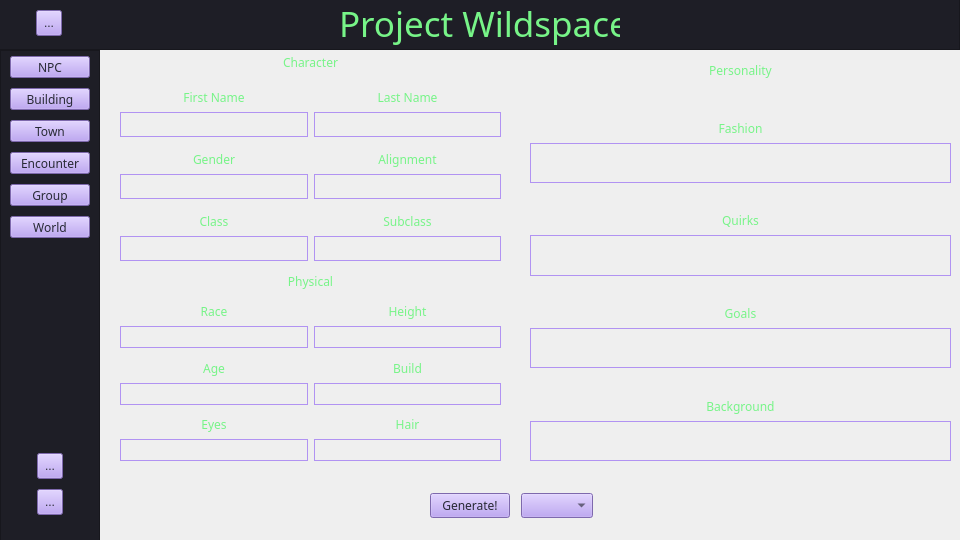
Before: the Qt Designer form projWildspace/form.ui in DVidal1205/ProjectWildspace, drawn with Qt 5.
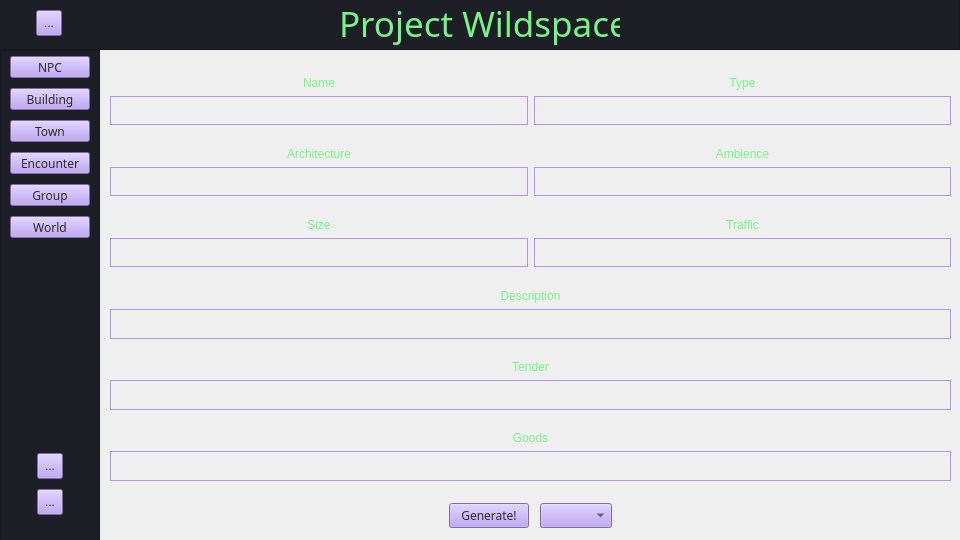
After: the same form once the commit is applied.

The edit to the form file:
```diff
--- a/projWildspace/form.ui
+++ b/projWildspace/form.ui
@@ -113,11 +113,11 @@
       <x>100</x>
       <y>50</y>
       <width>861</width>
-      <height>491</height>
+      <height>441</height>
      </rect>
     </property>
     <property name="currentIndex">
-     <number>1</number>
+     <number>2</number>
     </property>
     <widget class="QWidget" name="page_3"/>
     <widget class="QWidget" name="page1NPC">
@@ -835,100 +835,264 @@
             <x>-100</x>
             <y>430</y>
             <width>961</width>
-            <height>51</height>
+            <height>16</height>
            </rect>
           </property>
-          <layout class="QVBoxLayout" name="verticalLayout">
-           <item>
-            <layout class="QHBoxLayout" name="bottomBarHL">
-             <property name="leftMargin">
-              <number>10</number>
-             </property>
-             <property name="rightMargin">
-              <number>10</number>
-             </property>
-             <item>
-              <spacer name="leftTopBarHLSpacer_2">
-               <property name="orientation">
-                <enum>Qt::Horizontal</enum>
-               </property>
-               <property name="sizeType">
-                <enum>QSizePolicy::Fixed</enum>
-               </property>
-               <property name="sizeHint" stdset="0">
-                <size>
-                 <width>420</width>
-                 <height>20</height>
-                </size>
-               </property>
-              </spacer>
-             </item>
-             <item>
-              <widget class="QPushButton" name="generateBtn">
-               <property name="font">
-                <font>
-                 <family>Bahnschrift</family>
-                </font>
-               </property>
-               <property name="styleSheet">
-                <string notr="true">.QPushButton {color: rgba(40,42,53,255); background: rgba(177,147,242,255)}</string>
-               </property>
-               <property name="text">
-                <string>Generate!</string>
-               </property>
-              </widget>
-             </item>
-             <item>
-              <spacer name="horizontalSpacer_2">
-               <property name="orientation">
-                <enum>Qt::Horizontal</enum>
-               </property>
-               <property name="sizeType">
-                <enum>QSizePolicy::Fixed</enum>
-               </property>
-               <property name="sizeHint" stdset="0">
-                <size>
-                 <width>5</width>
-                 <height>20</height>
-                </size>
-               </property>
-              </spacer>
-             </item>
-             <item>
-              <widget class="QComboBox" name="dropDown">
-               <property name="font">
-                <font>
-                 <family>Bahnschrift</family>
-                </font>
-               </property>
-               <property name="styleSheet">
-                <string notr="true">.QComboBox {color: rgba(40,42,53,255); background: rgba(177,147,242,255)}</string>
-               </property>
-              </widget>
-             </item>
-             <item>
-              <spacer name="rightTopBarHLSpacer_2">
-               <property name="orientation">
-                <enum>Qt::Horizontal</enum>
-               </property>
-               <property name="sizeHint" stdset="0">
-                <size>
-                 <width>40</width>
-                 <height>20</height>
-                </size>
-               </property>
-              </spacer>
-             </item>
-            </layout>
-           </item>
-          </layout>
+          <layout class="QVBoxLayout" name="verticalLayout"/>
          </widget>
         </widget>
        </item>
       </layout>
      </widget>
     </widget>
-    <widget class="QWidget" name="page_2"/>
+    <widget class="QWidget" name="page2Building">
+     <widget class="QWidget" name="gridLayoutWidget_4">
+      <property name="geometry">
+       <rect>
+        <x>10</x>
+        <y>10</y>
+        <width>841</width>
+        <height>421</height>
+       </rect>
+      </property>
+      <layout class="QGridLayout" name="buildingGridContainer">
+       <item row="0" column="1">
+        <widget class="QLabel" name="buildingTypeTxt">
+         <property name="styleSheet">
+          <string notr="true">.QLabel {color: rgba(119,244,136,255);}</string>
+         </property>
+         <property name="text">
+          <string>Type</string>
+         </property>
+         <property name="alignment">
+          <set>Qt::AlignBottom|Qt::AlignHCenter</set>
+         </property>
+        </widget>
+       </item>
+       <item row="11" column="0" colspan="2">
+        <widget class="QLabel" name="buildingGoodsLabel">
+         <property name="styleSheet">
+          <string notr="true">.QLabel {border: 1px solid rgba(177,147,242,255); color: rgba(119,244,136,255)}</string>
+         </property>
+         <property name="text">
+          <string/>
+         </property>
+         <property name="alignment">
+          <set>Qt::AlignCenter</set>
+         </property>
+        </widget>
+       </item>
+       <item row="5" column="1">
+        <widget class="QLabel" name="buildingTrafficLabel">
+         <property name="styleSheet">
+          <string notr="true">.QLabel {border: 1px solid rgba(177,147,242,255); color: rgba(119,244,136,255)}</string>
+         </property>
+         <property name="text">
+          <string/>
+         </property>
+         <property name="alignment">
+          <set>Qt::AlignCenter</set>
+         </property>
+        </widget>
+       </item>
+       <item row="3" column="0">
+        <widget class="QLabel" name="buildingArcLabel">
+         <property name="styleSheet">
+          <string notr="true">.QLabel {border: 1px solid rgba(177,147,242,255); color: rgba(119,244,136,255)}</string>
+         </property>
+         <property name="text">
+          <string/>
+         </property>
+         <property name="alignment">
+          <set>Qt::AlignCenter</set>
+         </property>
+        </widget>
+       </item>
+       <item row="5" column="0">
+        <widget class="QLabel" name="buildingSizeLabel">
+         <property name="styleSheet">
+          <string notr="true">.QLabel {border: 1px solid rgba(177,147,242,255); color: rgba(119,244,136,255)}</string>
+         </property>
+         <property name="text">
+          <string/>
+         </property>
+         <property name="alignment">
+          <set>Qt::AlignCenter</set>
+         </property>
+        </widget>
+       </item>
+       <item row="0" column="0">
+        <widget class="QLabel" name="buildingNameTxt">
+         <property name="styleSheet">
+          <string notr="true">.QLabel {color: rgba(119,244,136,255);}</string>
+         </property>
+         <property name="text">
+          <string>Name</string>
+         </property>
+         <property name="alignment">
+          <set>Qt::AlignBottom|Qt::AlignHCenter</set>
+         </property>
+        </widget>
+       </item>
+       <item row="10" column="0" colspan="2">
+        <widget class="QLabel" name="buildingGoodsTxt">
+         <property name="styleSheet">
+          <string notr="true">.QLabel {color: rgba(119,244,136,255);}</string>
+         </property>
+         <property name="text">
+          <string>Goods</string>
+         </property>
+         <property name="alignment">
+          <set>Qt::AlignBottom|Qt::AlignHCenter</set>
+         </property>
+        </widget>
+       </item>
+       <item row="7" column="0" colspan="2">
+        <widget class="QLabel" name="buildingDesLabel">
+         <property name="styleSheet">
+          <string notr="true">.QLabel {border: 1px solid rgba(177,147,242,255); color: rgba(119,244,136,255)}</string>
+         </property>
+         <property name="text">
+          <string/>
+         </property>
+         <property name="alignment">
+          <set>Qt::AlignCenter</set>
+         </property>
+        </widget>
+       </item>
+       <item row="4" column="1">
+        <widget class="QLabel" name="buildingTrafficTxt">
+         <property name="styleSheet">
+          <string notr="true">.QLabel {color: rgba(119,244,136,255);}</string>
+         </property>
+         <property name="text">
+          <string>Traffic</string>
+         </property>
+         <property name="alignment">
+          <set>Qt::AlignBottom|Qt::AlignHCenter</set>
+         </property>
+        </widget>
+       </item>
+       <item row="3" column="1">
+        <widget class="QLabel" name="buildingAmbLabel">
+         <property name="styleSheet">
+          <string notr="true">.QLabel {border: 1px solid rgba(177,147,242,255); color: rgba(119,244,136,255)}</string>
+         </property>
+         <property name="text">
+          <string/>
+         </property>
+         <property name="alignment">
+          <set>Qt::AlignCenter</set>
+         </property>
+        </widget>
+       </item>
+       <item row="2" column="1">
+        <widget class="QLabel" name="buildingAmbTxt">
+         <property name="styleSheet">
+          <string notr="true">.QLabel {color: rgba(119,244,136,255);}</string>
+         </property>
+         <property name="text">
+          <string>Ambience</string>
+         </property>
+         <property name="alignment">
+          <set>Qt::AlignBottom|Qt::AlignHCenter</set>
+         </property>
+        </widget>
+       </item>
+       <item row="6" column="0" colspan="2">
+        <widget class="QLabel" name="buildingDesTxt">
+         <property name="styleSheet">
+          <string notr="true">.QLabel {color: rgba(119,244,136,255);}</string>
+         </property>
+         <property name="text">
+          <string>Description</string>
+         </property>
+         <property name="alignment">
+          <set>Qt::AlignBottom|Qt::AlignHCenter</set>
+         </property>
+        </widget>
+       </item>
+       <item row="9" column="0" colspan="2">
+        <widget class="QLabel" name="buildingTenderLabel">
+         <property name="styleSheet">
+          <string notr="true">.QLabel {border: 1px solid rgba(177,147,242,255); color: rgba(119,244,136,255)}</string>
+         </property>
+         <property name="text">
+          <string/>
+         </property>
+         <property name="alignment">
+          <set>Qt::AlignCenter</set>
+         </property>
+        </widget>
+       </item>
+       <item row="8" column="0" colspan="2">
+        <widget class="QLabel" name="buildingTenderTxt">
+         <property name="styleSheet">
+          <string notr="true">.QLabel {color: rgba(119,244,136,255);}</string>
+         </property>
+         <property name="text">
+          <string>Tender</string>
+         </property>
+         <property name="alignment">
+          <set>Qt::AlignBottom|Qt::AlignHCenter</set>
+         </property>
+        </widget>
+       </item>
+       <item row="1" column="1">
+        <widget class="QLabel" name="buildingTypeLabel">
+         <property name="styleSheet">
+          <string notr="true">.QLabel {border: 1px solid rgba(177,147,242,255); color: rgba(119,244,136,255)}</string>
+         </property>
+         <property name="text">
+          <string/>
+         </property>
+         <property name="alignment">
+          <set>Qt::AlignCenter</set>
+         </property>
+        </widget>
+       </item>
+       <item row="4" column="0">
+        <widget class="QLabel" name="buildingSizeTxt">
+         <property name="styleSheet">
+          <string notr="true">.QLabel {color: rgba(119,244,136,255);}</string>
+         </property>
+         <property name="text">
+          <string>Size</string>
+         </property>
+         <property name="alignment">
+          <set>Qt::AlignBottom|Qt::AlignHCenter</set>
+         </property>
+        </widget>
+       </item>
+       <item row="2" column="0">
+        <widget class="QLabel" name="buildingArcTxt">
+         <property name="styleSheet">
+          <string notr="true">.QLabel {color: rgba(119,244,136,255);}</string>
+         </property>
+         <property name="text">
+          <string>Architecture</string>
+         </property>
+         <property name="alignment">
+          <set>Qt::AlignBottom|Qt::AlignHCenter</set>
+         </property>
+        </widget>
+       </item>
+       <item row="1" column="0">
+        <widget class="QLabel" name="buildingNameLabel">
+         <property name="styleSheet">
+          <string notr="true">.QLabel {border: 1px solid rgba(177,147,242,255); color: rgba(119,244,136,255)}</string>
+         </property>
+         <property name="text">
+          <string/>
+         </property>
+         <property name="alignment">
+          <set>Qt::AlignCenter</set>
+         </property>
+        </widget>
+       </item>
+      </layout>
+     </widget>
+    </widget>
    </widget>
    <widget class="QWidget" name="verticalLayoutWidget">
     <property name="geometry">
@@ -1122,6 +1286,93 @@
      </item>
     </layout>
    </widget>
+   <widget class="QWidget" name="layoutWidget">
+    <property name="geometry">
+     <rect>
+      <x>100</x>
+      <y>490</y>
+      <width>861</width>
+      <height>51</height>
+     </rect>
+    </property>
+    <layout class="QHBoxLayout" name="bottomBarHL_2">
+     <property name="leftMargin">
+      <number>10</number>
+     </property>
+     <property name="rightMargin">
+      <number>10</number>
+     </property>
+     <item>
+      <spacer name="leftBottomBarHLSpacer_2">
+       <property name="orientation">
+        <enum>Qt::Horizontal</enum>
+       </property>
+       <property name="sizeHint" stdset="0">
+        <size>
+         <width>40</width>
+         <height>20</height>
+        </size>
+       </property>
+      </spacer>
+     </item>
+     <item>
+      <widget class="QPushButton" name="generateBtn_2">
+       <property name="font">
+        <font>
+         <family>Bahnschrift</family>
+        </font>
+       </property>
+       <property name="styleSheet">
+        <string notr="true">.QPushButton {color: rgba(40,42,53,255); background: rgba(177,147,242,255)}</string>
+       </property>
+       <property name="text">
+        <string>Generate!</string>
+       </property>
+      </widget>
+     </item>
+     <item>
+      <spacer name="middleBottomBarHLSpacer_2">
+       <property name="orientation">
+        <enum>Qt::Horizontal</enum>
+       </property>
+       <property name="sizeType">
+        <enum>QSizePolicy::Fixed</enum>
+       </property>
+       <property name="sizeHint" stdset="0">
+        <size>
+         <width>5</width>
+         <height>20</height>
+        </size>
+       </property>
+      </spacer>
+     </item>
+     <item>
+      <widget class="QComboBox" name="dropDown_2">
+       <property name="font">
+        <font>
+         <family>Bahnschrift</family>
+        </font>
+       </property>
+       <property name="styleSheet">
+        <string notr="true">.QComboBox {color: rgba(40,42,53,255); background: rgba(177,147,242,255)}</string>
+       </property>
+      </widget>
+     </item>
+     <item>
+      <spacer name="rightBottomBarHLSpacer_2">
+       <property name="orientation">
+        <enum>Qt::Horizontal</enum>
+       </property>
+       <property name="sizeHint" stdset="0">
+        <size>
+         <width>40</width>
+         <height>20</height>
+        </size>
+       </property>
+      </spacer>
+     </item>
+    </layout>
+   </widget>
   </widget>
  </widget>
  <resources/>
```
